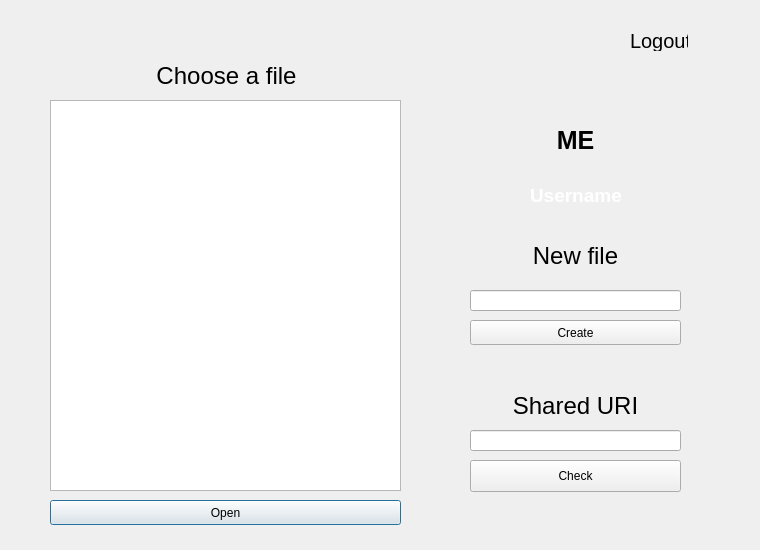
This is client/newopen.ui in SimoneDutto/CollaborativeEditor as Qt 5 draws it before an edit. The edited form follows.
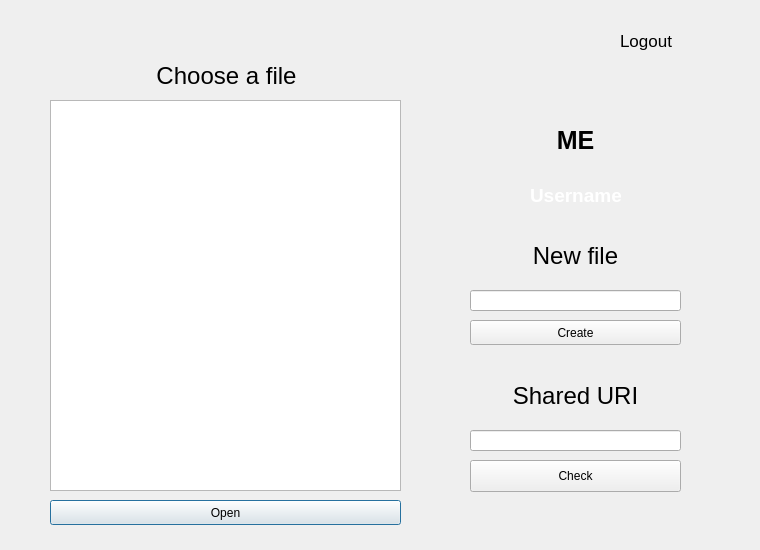
This is the edited form. Icons and pictures are not drawn. Custom widgets are drawn as their Qt base class.

```diff
--- a/client/newopen.ui
+++ b/client/newopen.ui
@@ -142,7 +142,7 @@
    <property name="geometry">
     <rect>
      <x>470</x>
-     <y>390</y>
+     <y>380</y>
      <width>211</width>
      <height>32</height>
     </rect>
@@ -302,7 +302,7 @@
   <widget class="QLabel" name="label_4">
    <property name="geometry">
     <rect>
-     <x>630</x>
+     <x>620</x>
      <y>30</y>
      <width>58</width>
      <height>21</height>
@@ -311,7 +311,7 @@
    <property name="font">
     <font>
      <family>Microsoft Sans Serif</family>
-     <pointsize>15</pointsize>
+     <pointsize>13</pointsize>
      <weight>50</weight>
      <bold>false</bold>
     </font>
```
